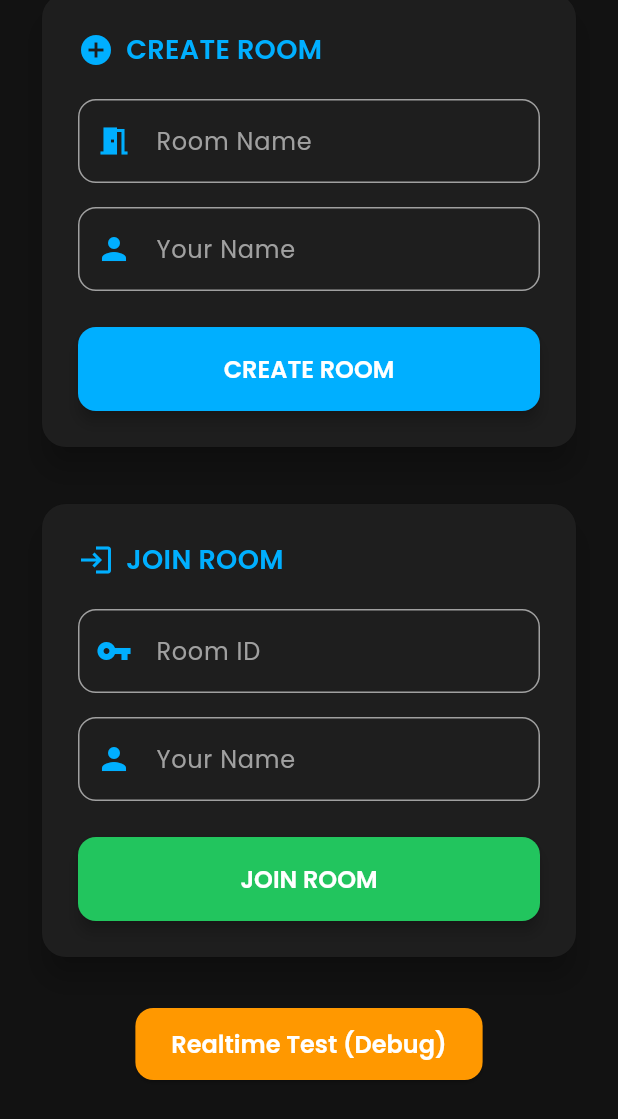
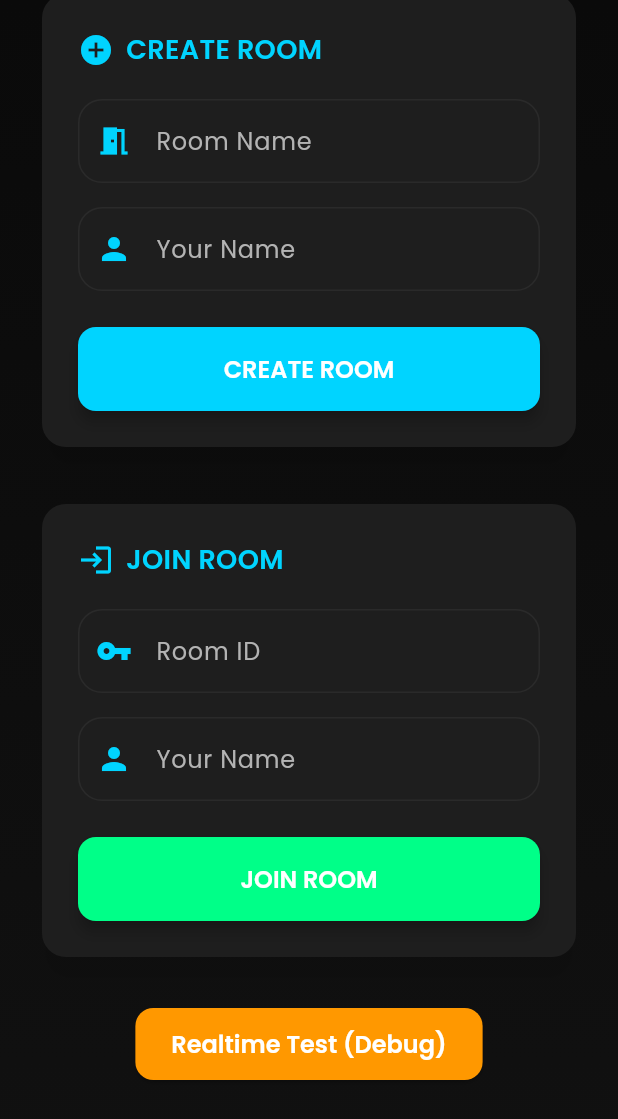
Before and after one commit to altf4-games/SomaiyaGuessr, a Flutter app: the screen it shows after launch, scrolled down 403 dp, on a phone screen of 412 x 824 dp. Shown: the top 1119 px of the screen. Run offline on Flutter 3.47's test engine with Material 3 defaults, Android fonts, the phone set to English and light mode, and no system bars; our stand-ins replace flutter_map, google_fonts, latlong2, socket_io_client; network calls fail.

Commit message:
feat: UI Improvements

```diff
--- a/app/lib/screens/home_screen.dart
+++ b/app/lib/screens/home_screen.dart
@@ -71,12 +71,24 @@ class _HomeScreenState extends State<HomeScreen>
     final isSmallScreen = screenHeight < 700;
 
     return Scaffold(
-      body: SafeArea(
-        child: FadeTransition(
-          opacity: _fadeAnimation,
-          child: SingleChildScrollView( // Added scroll view for better mobile compatibility
-            padding: EdgeInsets.all(isSmallScreen ? 16.0 : 24.0), // Responsive padding
-            child: Column(
+      backgroundColor: AppColors.backgroundPrimary,
+      body: Container(
+        decoration: BoxDecoration(
+          gradient: LinearGradient(
+            begin: Alignment.topCenter,
+            end: Alignment.bottomCenter,
+            colors: [
+              AppColors.backgroundPrimary,
+              AppColors.backgroundSecondary,
+            ],
+          ),
+        ),
+        child: SafeArea(
+          child: FadeTransition(
+            opacity: _fadeAnimation,
+            child: SingleChildScrollView( // Added scroll view for better mobile compatibility
+              padding: EdgeInsets.all(isSmallScreen ? 16.0 : 24.0), // Responsive padding
+              child: Column(
               mainAxisAlignment: MainAxisAlignment.center,
               children: [
                 SizedBox(height: isSmallScreen ? 20 : 40), // Responsive spacing
@@ -93,6 +105,7 @@ class _HomeScreenState extends State<HomeScreen>
                 _buildLoadingIndicator(),
                 SizedBox(height: isSmallScreen ? 20 : 40),
               ],
+            ),
             ),
           ),
         ),
@@ -150,7 +163,7 @@ class _HomeScreenState extends State<HomeScreen>
               borderRadius: BorderRadius.circular(16),
               boxShadow: [
                 BoxShadow(
-                  color: AppColors.primaryAccent.withOpacity(0.3),
+                  color: AppColors.primaryAccent.withValues(alpha: 0.3),
                   blurRadius: 12,
                   offset: const Offset(0, 4),
                 ),
@@ -185,7 +198,7 @@ class _HomeScreenState extends State<HomeScreen>
                         'Start playing instantly as a guest',
                         style: GoogleFonts.poppins(
                           fontSize: 14,
-                          color: Colors.white.withOpacity(0.9),
+                          color: Colors.white.withValues(alpha: 0.9),
                           fontWeight: FontWeight.w400,
                         ),
                       ),
@@ -392,7 +405,7 @@ class _HomeScreenState extends State<HomeScreen>
           return Container(
             padding: const EdgeInsets.all(16),
             decoration: BoxDecoration(
-              color: AppColors.errorRed.withOpacity(0.1),
+              color: AppColors.errorRed.withValues(alpha: 0.1),
               borderRadius: BorderRadius.circular(8),
               border: Border.all(color: AppColors.errorRed),
             ),
--- a/app/lib/utils/theme.dart
+++ b/app/lib/utils/theme.dart
@@ -2,13 +2,45 @@ import 'package:flutter/material.dart';
 import 'package:google_fonts/google_fonts.dart';
 
 class AppColors {
-  static const Color backgroundPrimary = Color(0xFF121212);
-  static const Color backgroundSecondary = Color(0xFF1E1E1E);
-  static const Color primaryAccent = Color(0xFF00AFFF);
-  static const Color successGreen = Color(0xFF22C55E);
-  static const Color errorRed = Color(0xFFEF4444);
-  static const Color textPrimary = Color(0xFFEAEAEA);
-  static const Color textSecondary = Color(0xFFA0A0A0);
+  // Modern Dark Theme - Deep blacks with vibrant accents
+  static const Color backgroundPrimary = Color(0xFF0A0A0A); // Almost black
+  static const Color backgroundSecondary = Color(0xFF111111); // Dark gray
+  static const Color backgroundTertiary = Color(0xFF1A1A1A); // Lighter dark
+  static const Color backgroundCard = Color(0xFF1E1E1E); // Card background
+  static const Color backgroundElevated = Color(0xFF252525); // Elevated surfaces
+
+  // Primary accent - Electric cyan/blue gradient
+  static const Color primaryAccent = Color(0xFF00D4FF); // Bright cyan
+  static const Color primaryAccentDark = Color(0xFF0099CC);
+  static const Color primaryGradientStart = Color(0xFF00D4FF);
+  static const Color primaryGradientEnd = Color(0xFF7C3AED);
+
+  // Status colors - Vibrant and modern
+  static const Color successGreen = Color(0xFF00FF88); // Bright green
+  static const Color errorRed = Color(0xFFFF3366); // Bright red
+  static const Color warningOrange = Color(0xFFFFAA00); // Bright orange
+  static const Color infoBlue = Color(0xFF00AAFF); // Bright blue
+
+  // Text colors - High contrast
+  static const Color textPrimary = Color(0xFFFFFFFF); // Pure white
+  static const Color textSecondary = Color(0xFFB3B3B3); // Light gray
+  static const Color textTertiary = Color(0xFF666666); // Medium gray
+  static const Color textMuted = Color(0xFF404040); // Dark gray
+
+  // Border and divider colors
+  static const Color borderLight = Color(0xFF2A2A2A);
+  static const Color borderMedium = Color(0xFF333333);
+  static const Color borderDark = Color(0xFF1A1A1A);
+
+  // Additional accent colors
+  static const Color accentPurple = Color(0xFF7C3AED);
+  static const Color accentPink = Color(0xFFEC4899);
+  static const Color accentGreen = Color(0xFF10B981);
+  static const Color accentOrange = Color(0xFFF97316);
+
+  // Glassmorphism effect
+  static const Color glassBackground = Color(0x1AFFFFFF);
+  static const Color glassBorder = Color(0x33FFFFFF);
 }
 
 class AppTheme {
@@ -21,7 +53,7 @@ class AppTheme {
         primary: AppColors.primaryAccent,
         secondary: AppColors.successGreen,
         error: AppColors.errorRed,
-        surface: AppColors.backgroundSecondary,
+        surface: AppColors.backgroundCard,
         onPrimary: AppColors.backgroundPrimary,
         onSecondary: AppColors.backgroundPrimary,
         onError: AppColors.textPrimary,
@@ -56,9 +88,9 @@ class AppTheme {
       ),
       inputDecorationTheme: InputDecorationTheme(
         filled: true,
-        fillColor: AppColors.backgroundSecondary,
+        fillColor: AppColors.backgroundCard,
         hintStyle: GoogleFonts.poppins(
-          color: AppColors.textSecondary,
+          color: AppColors.textTertiary,
           fontSize: 16,
         ),
         labelStyle: GoogleFonts.poppins(
@@ -66,34 +98,46 @@ class AppTheme {
           fontSize: 16,
         ),
         border: OutlineInputBorder(
-          borderRadius: BorderRadius.circular(12),
-          borderSide: const BorderSide(color: AppColors.textSecondary),
+          borderRadius: BorderRadius.circular(16),
+          borderSide: const BorderSide(color: AppColors.borderMedium),
         ),
         focusedBorder: OutlineInputBorder(
-          borderRadius: BorderRadius.circular(12),
+          borderRadius: BorderRadius.circular(16),
           borderSide: const BorderSide(color: AppColors.primaryAccent, width: 2),
         ),
         enabledBorder: OutlineInputBorder(
-          borderRadius: BorderRadius.circular(12),
-          borderSide: const BorderSide(color: AppColors.textSecondary),
+          borderRadius: BorderRadius.circular(16),
+          borderSide: const BorderSide(color: AppColors.borderLight),
         ),
+        errorBorder: OutlineInputBorder(
+          borderRadius: BorderRadius.circular(16),
+          borderSide: const BorderSide(color: AppColors.errorRed),
+        ),
+        contentPadding: const EdgeInsets.symmetric(horizontal: 20, vertical: 16),
       ),
       cardTheme: CardThemeData(
-        color: AppColors.backgroundSecondary,
+        color: AppColors.backgroundCard,
         shape: RoundedRectangleBorder(
-          borderRadius: BorderRadius.circular(16),
+          borderRadius: BorderRadius.circular(20),
+          side: BorderSide(color: AppColors.borderLight, width: 1),
         ),
-        elevation: 4,
+        elevation: 8,
+        shadowColor: Colors.black.withValues(alpha: 0.3),
       ),
       appBarTheme: AppBarTheme(
-        backgroundColor: AppColors.backgroundSecondary,
+        backgroundColor: AppColors.backgroundPrimary,
         foregroundColor: AppColors.textPrimary,
         titleTextStyle: GoogleFonts.poppins(
           color: AppColors.textPrimary,
-          fontSize: 20,
-          fontWeight: FontWeight.w600,
+          fontSize: 22,
+          fontWeight: FontWeight.w700,
         ),
         elevation: 0,
+        centerTitle: true,
+        iconTheme: const IconThemeData(
+          color: AppColors.textPrimary,
+          size: 24,
+        ),
       ),
     );
   }
```
Also changed, not shown: app/lib/screens/game_end_screen.dart (+11 -10 lines), app/lib/screens/game_screen.dart (+119 -50 lines).
